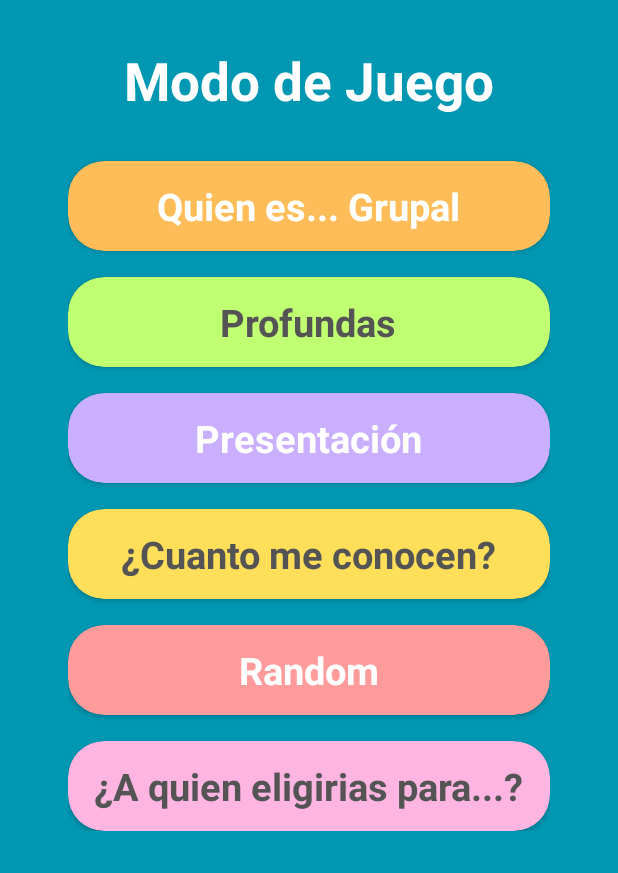
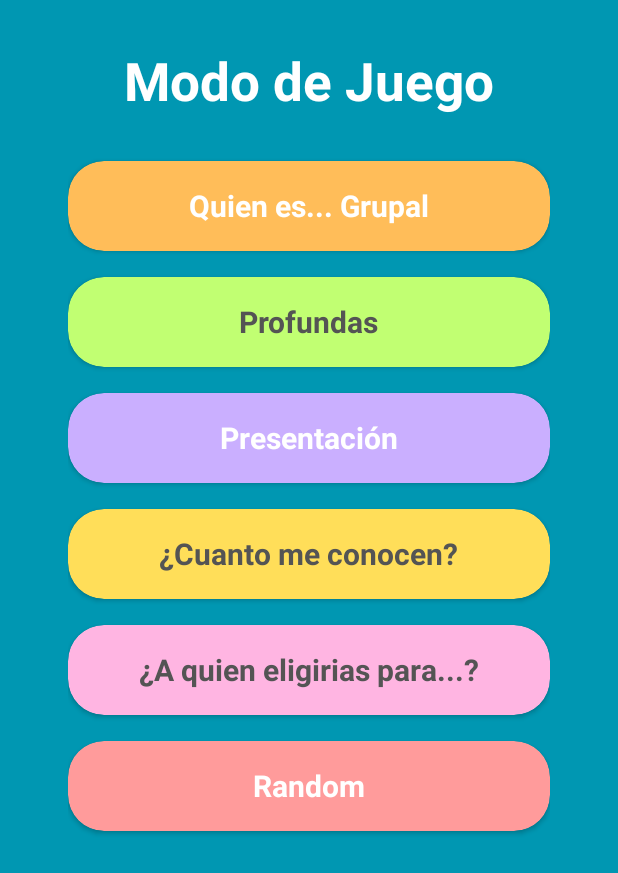
Before and after one commit to EzeDiazTrigo/QuestionsApp, an Android app: the screen it shows after launch (MenuActivity), on a phone screen of 412 x 824 dp. Shown: the top 873 px of the screen. Run offline under Robolectric (Android 15) with nearby library versions, the phone set to English and light mode, and no system bars.

Commit message:
Final Vertion 1

```diff
--- a/Preguntas1/app/build.gradle.kts
+++ b/Preguntas1/app/build.gradle.kts
@@ -19,7 +19,7 @@ android {
 
     buildTypes {
         release {
-            isMinifyEnabled = false
+            isMinifyEnabled = true
             proguardFiles(
                 getDefaultProguardFile("proguard-android-optimize.txt"),
                 "proguard-rules.pro"
--- a/Preguntas1/app/src/main/java/com/example/preguntas1/Menu/MenuActivity.kt
+++ b/Preguntas1/app/src/main/java/com/example/preguntas1/Menu/MenuActivity.kt
@@ -4,7 +4,6 @@ import android.content.Intent
 import android.os.Bundle
 import androidx.activity.enableEdgeToEdge
 import androidx.appcompat.app.AppCompatActivity
-import androidx.appcompat.widget.AppCompatButton
 import androidx.cardview.widget.CardView
 import com.example.preguntas1.Preguntas.PreguntasActivity
 import com.example.preguntas1.R
--- a/Preguntas1/app/src/main/java/com/example/preguntas1/Preguntas/PreguntasActivity.kt
+++ b/Preguntas1/app/src/main/java/com/example/preguntas1/Preguntas/PreguntasActivity.kt
@@ -775,7 +775,7 @@ class PreguntasActivity : AppCompatActivity() {
         tvQuestion.setTextColor(ContextCompat.getColor(this, R.color.textdark))
         cvQuestion.setCardBackgroundColor(ContextCompat.getColor(this, R.color.block_15lines))
         tvtitleQuestion.text = getString(R.string.lines)
-        tvtitleQuestion.setTextSize(TypedValue.COMPLEX_UNIT_SP, 30f)
+        tvtitleQuestion.setTextSize(TypedValue.COMPLEX_UNIT_SP, 25f)
     }
 
     private fun randomKnowQuestions(knowQuestions: List<String>) {
@@ -784,6 +784,6 @@ class PreguntasActivity : AppCompatActivity() {
         tvQuestion.setTextColor(ContextCompat.getColor(this, R.color.textdark))
         cvQuestion.setCardBackgroundColor(ContextCompat.getColor(this, R.color.block_plus))
         tvtitleQuestion.text = getString(R.string.plus)
-        tvtitleQuestion.setTextSize(TypedValue.COMPLEX_UNIT_SP, 30f)
+        tvtitleQuestion.setTextSize(TypedValue.COMPLEX_UNIT_SP, 25f)
     }
 }
--- a/Preguntas1/app/src/main/res/layout/activity_menu2.xml
+++ b/Preguntas1/app/src/main/res/layout/activity_menu2.xml
@@ -8,14 +8,6 @@
     android:paddingHorizontal="45dp"
     android:paddingTop="30dp"
     android:paddingBottom="50dp">
-
-<ScrollView
-    android:layout_width="match_parent"
-    android:layout_height="wrap_content">
-
-    <androidx.constraintlayout.widget.ConstraintLayout
-        android:layout_width="match_parent"
-        android:layout_height="wrap_content">
 
         <TextView
             android:id="@+id/titleMode"
@@ -50,7 +42,7 @@
                     android:layout_height="wrap_content"
                     android:text="@string/whois"
                     android:textColor="@color/textlight"
-                    android:textSize="25sp"
+                    android:textSize="20sp"
                     android:textStyle="bold" />
             </androidx.appcompat.widget.LinearLayoutCompat>
         </androidx.cardview.widget.CardView>
@@ -76,7 +68,7 @@
                     android:layout_height="wrap_content"
                     android:text="@string/deep"
                     android:textColor="@color/textdark"
-                    android:textSize="25sp"
+                    android:textSize="20sp"
                     android:textStyle="bold" />
             </androidx.appcompat.widget.LinearLayoutCompat>
         </androidx.cardview.widget.CardView>
@@ -102,7 +94,7 @@
                     android:layout_height="wrap_content"
                     android:text="@string/met"
                     android:textColor="@color/textlight"
-                    android:textSize="25sp"
+                    android:textSize="20sp"
                     android:textStyle="bold" />
             </androidx.appcompat.widget.LinearLayoutCompat>
         </androidx.cardview.widget.CardView>
@@ -128,7 +120,7 @@
                     android:layout_height="wrap_content"
                     android:text="@string/plus"
                     android:textColor="@color/textdark"
-                    android:textSize="25sp"
+                    android:textSize="20sp"
                     android:textStyle="bold" />
             </androidx.appcompat.widget.LinearLayoutCompat>
         </androidx.cardview.widget.CardView>
@@ -139,6 +131,32 @@
             android:layout_height="60dp"
             android:layout_marginTop="17dp"
             android:backgroundTint="@color/buttom_random"
+            app:cardCornerRadius="24dp"
+            app:layout_constraintStart_toStartOf="parent"
+            app:layout_constraintTop_toBottomOf="@+id/btnSix">
+
+            <androidx.appcompat.widget.LinearLayoutCompat
+                android:layout_width="match_parent"
+                android:layout_height="match_parent"
+                android:gravity="center"
+                android:orientation="vertical">
+
+                <TextView
+                    android:layout_width="wrap_content"
+                    android:layout_height="wrap_content"
+                    android:text="@string/random"
+                    android:textColor="@color/textlight"
+                    android:textSize="20sp"
+                    android:textStyle="bold" />
+            </androidx.appcompat.widget.LinearLayoutCompat>
+        </androidx.cardview.widget.CardView>
+
+        <androidx.cardview.widget.CardView
+            android:id="@+id/btnSix"
+            android:layout_width="match_parent"
+            android:layout_height="60dp"
+            android:layout_marginTop="17dp"
+            android:backgroundTint="@color/buttom_15lines"
             app:cardCornerRadius="24dp"
             app:layout_constraintStart_toStartOf="parent"
             app:layout_constraintTop_toBottomOf="@+id/btnFour">
@@ -152,41 +170,12 @@
                 <TextView
                     android:layout_width="wrap_content"
                     android:layout_height="wrap_content"
-                    android:text="@string/random"
-                    android:textColor="@color/textlight"
-                    android:textSize="25sp"
+                    android:text="@string/lines"
+                    android:textColor="@color/textdark"
+                    android:textSize="20sp"
                     android:textStyle="bold" />
             </androidx.appcompat.widget.LinearLayoutCompat>
         </androidx.cardview.widget.CardView>
 
-        <androidx.cardview.widget.CardView
-            android:id="@+id/btnSix"
-            android:layout_width="match_parent"
-            android:layout_height="60dp"
-            android:layout_marginTop="17dp"
-            android:backgroundTint="@color/buttom_15lines"
-            app:cardCornerRadius="24dp"
-            app:layout_constraintStart_toStartOf="parent"
-            app:layout_constraintTop_toBottomOf="@+id/btnFive">
-
-            <androidx.appcompat.widget.LinearLayoutCompat
-                android:layout_width="match_parent"
-                android:layout_height="match_parent"
-                android:gravity="center"
-                android:orientation="vertical">
-
-                <TextView
-                    android:layout_width="wrap_content"
-                    android:layout_height="wrap_content"
-                    android:text="@string/lines"
-                    android:textColor="@color/textdark"
-                    android:textSize="25sp"
-                    android:textStyle="bold" />
-            </androidx.appcompat.widget.LinearLayoutCompat>
-        </androidx.cardview.widget.CardView>
-    </androidx.constraintlayout.widget.ConstraintLayout>
-
-</ScrollView>
-
 
 </androidx.constraintlayout.widget.ConstraintLayout>
```
Also changed, not shown: 4 other files.
